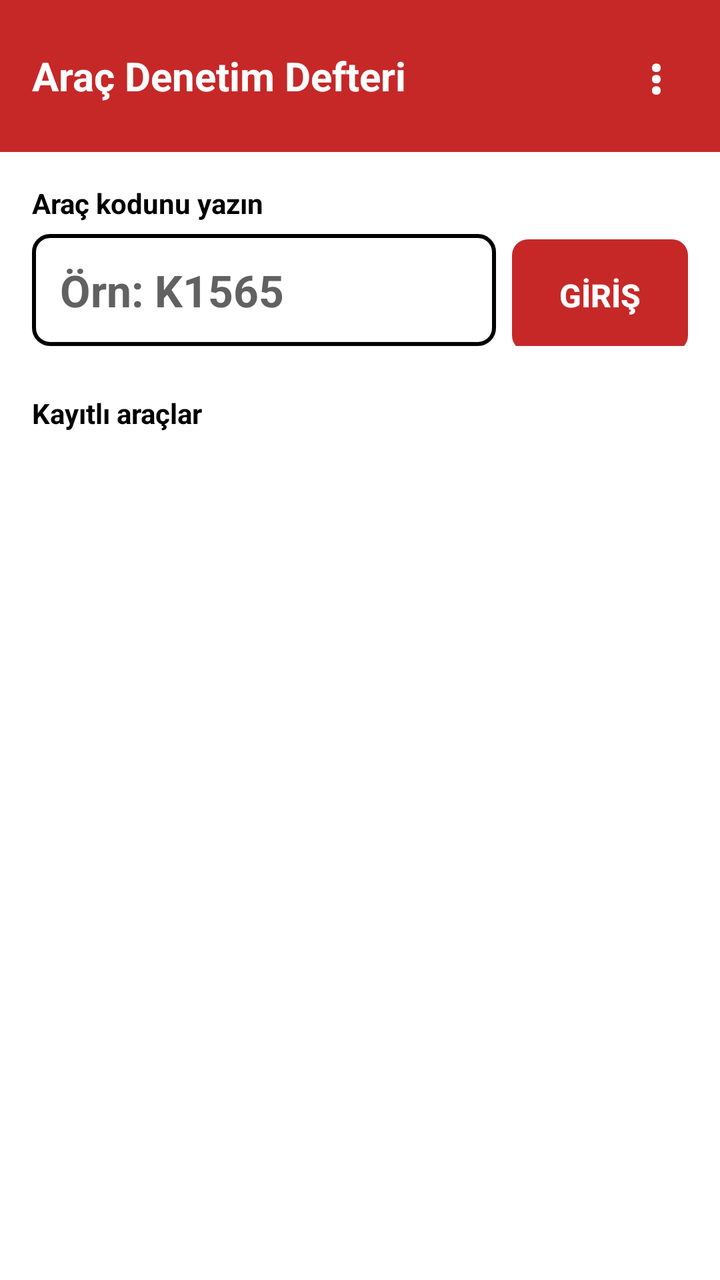
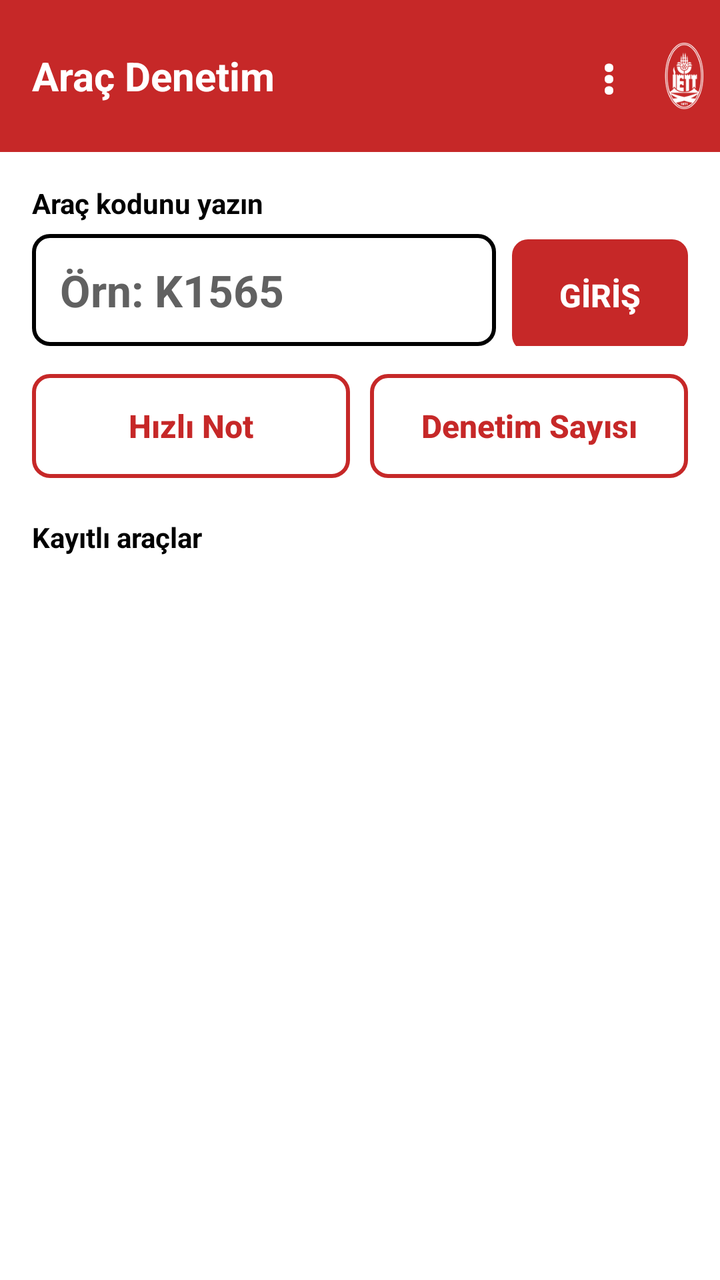

Two renders of the same Android screen: before a commit and after it. Below are the layout's source before the change and the commit's diff.
<!-- AndroidManifest.xml: application theme AppTheme -->
<!-- res/layout/activity_main.xml -->
<?xml version="1.0" encoding="utf-8"?>
<LinearLayout xmlns:android="http://schemas.android.com/apk/res/android"
    android:layout_width="match_parent"
    android:layout_height="match_parent"
    android:background="@color/kirmizi"
    android:fitsSystemWindows="true"
    android:orientation="vertical">

    
    <LinearLayout style="@style/Baslik">
        <TextView
            style="@style/BaslikYazi"
            android:text="Araç Denetim Defteri" />
        <TextView
            android:id="@+id/btnMenu"
            style="@style/BaslikButon"
            android:contentDescription="Menü"
            android:text="⋮" />
    </LinearLayout>

    
    <LinearLayout
        android:layout_width="match_parent"
        android:layout_height="0dp"
        android:layout_weight="1"
        android:background="@color/beyaz"
        android:orientation="vertical"
        android:padding="16dp">

        <TextView
            style="@style/Etiket"
            android:layout_marginTop="0dp"
            android:text="Araç kodunu yazın" />

        <LinearLayout
            android:layout_width="match_parent"
            android:layout_height="wrap_content"
            android:orientation="horizontal">

            <EditText
                android:id="@+id/etKod"
                android:layout_width="0dp"
                android:layout_height="56dp"
                android:layout_weight="1"
                android:background="@drawable/kutu_giris"
                android:hint="Örn: K1565"
                android:imeOptions="actionGo"
                android:inputType="textCapCharacters|textNoSuggestions"
                android:maxLength="20"
                android:paddingStart="14dp"
                android:paddingEnd="14dp"
                android:singleLine="true"
                android:textColor="@color/siyah"
                android:textColorHint="@color/gri"
                android:textSize="22sp"
                android:textStyle="bold" />

            <Button
                android:id="@+id/btnGiris"
                style="@style/AnaButon"
                android:layout_width="wrap_content"
                android:layout_height="56dp"
                android:layout_marginStart="8dp"
                android:text="GİRİŞ" />
        </LinearLayout>

        <TextView
            android:id="@+id/tvListeBaslik"
            style="@style/Etiket"
            android:layout_marginTop="24dp"
            android:text="Kayıtlı araçlar" />

        <ListView
            android:id="@+id/lvAraclar"
            android:layout_width="match_parent"
            android:layout_height="0dp"
            android:layout_weight="1"
            android:divider="@android:color/transparent"
            android:dividerHeight="8dp" />

        <TextView
            android:id="@+id/tvBos"
            android:layout_width="match_parent"
            android:layout_height="0dp"
            android:layout_weight="1"
            android:gravity="center"
            android:padding="24dp"
            android:text="Henüz kayıtlı araç yok.\n\nYukarıya araç kodunu yazıp GİRİŞ butonuna basın."
            android:textColor="@color/gri"
            android:textSize="16sp"
            android:visibility="gone" />
    </LinearLayout>
</LinearLayout>
<!-- resources referenced by this layout -->
<resources>
  <color name="beyaz">#FFFFFF</color>
  <color name="gri">#616161</color>
  <color name="kirmizi">#C62828</color>
  <color name="siyah">#000000</color>
  <!-- drawable kutu_giris (drawable) -->
  <?xml version="1.0" encoding="utf-8"?>
  <shape xmlns:android="http://schemas.android.com/apk/res/android"
      android:shape="rectangle">
      <solid android:color="@color/beyaz" />
      <stroke android:width="2dp" android:color="@color/siyah" />
      <corners android:radius="8dp" />
  </shape>
  <style name="BaslikYazi">
          <item name="android:layout_width">0dp</item>
          <item name="android:layout_height">wrap_content</item>
          <item name="android:layout_weight">1</item>
          <item name="android:textColor">@color/beyaz</item>
          <item name="android:textSize">20sp</item>
          <item name="android:textStyle">bold</item>
          <item name="android:maxLines">1</item>
          <item name="android:ellipsize">end</item>
      </style>
  <style name="Etiket">
          <item name="android:layout_width">wrap_content</item>
          <item name="android:layout_height">wrap_content</item>
          <item name="android:textColor">@color/siyah</item>
          <item name="android:textSize">14sp</item>
          <item name="android:textStyle">bold</item>
          <item name="android:layout_marginTop">16dp</item>
          <item name="android:layout_marginBottom">6dp</item>
      </style>
  <!-- drawable buton_kirmizi (drawable) -->
  <?xml version="1.0" encoding="utf-8"?>
  <ripple xmlns:android="http://schemas.android.com/apk/res/android"
      android:color="#40FFFFFF">
      <item>
          <shape android:shape="rectangle">
              <solid android:color="@color/kirmizi" />
              <corners android:radius="8dp" />
          </shape>
      </item>
  </ripple>
  <color name="kirmizi_koyu">#8E0000</color>
  <style name="DialogTheme" parent="android:Theme.Material.Light.Dialog.Alert">
          <item name="android:colorAccent">@color/kirmizi</item>
          <item name="android:textColorPrimary">@color/siyah</item>
      </style>
  <!-- unchanged entries left out for length: 4 -->
</resources>

<!-- the commit's change to res/layout/activity_main.xml (unified diff, before → after) -->
@@ -10,12 +10,15 @@
     <LinearLayout style="@style/Baslik">
         <TextView
             style="@style/BaslikYazi"
-            android:text="Araç Denetim Defteri" />
+            android:text="Araç Denetim" />
         <TextView
             android:id="@+id/btnMenu"
             style="@style/BaslikButon"
             android:contentDescription="Menü"
             android:text="⋮" />
+        <ImageView
+            style="@style/BaslikLogo"
+            android:contentDescription="İETT" />
     </LinearLayout>
 
     
@@ -64,10 +67,33 @@
                 android:text="GİRİŞ" />
         </LinearLayout>
 
+        
+        <LinearLayout
+            android:layout_width="match_parent"
+            android:layout_height="wrap_content"
+            android:layout_marginTop="14dp"
+            android:orientation="horizontal">
+
+            <Button
+                android:id="@+id/btnHizliNot"
+                style="@style/IkinciButon"
+                android:layout_width="0dp"
+                android:layout_weight="1"
+                android:text="Hızlı Not" />
+
+            <Button
+                android:id="@+id/btnDenetimSayisi"
+                style="@style/IkinciButon"
+                android:layout_width="0dp"
+                android:layout_marginStart="10dp"
+                android:layout_weight="1"
+                android:text="Denetim Sayısı" />
+        </LinearLayout>
+
         <TextView
             android:id="@+id/tvListeBaslik"
             style="@style/Etiket"
-            android:layout_marginTop="24dp"
+            android:layout_marginTop="20dp"
             android:text="Kayıtlı araçlar" />
 
         <ListView
<!-- resource entries referenced after the edit -->
@@ -12,6 +12,14 @@
       <stroke android:width="2dp" android:color="@color/siyah" />
       <corners android:radius="8dp" />
   </shape>
+  <style name="BaslikLogo">
+          <item name="android:layout_width">wrap_content</item>
+          <item name="android:layout_height">34dp</item>
+          <item name="android:layout_marginStart">4dp</item>
+          <item name="android:adjustViewBounds">true</item>
+          <item name="android:src">@drawable/logo_iett</item>
+          <item name="android:tint">@color/beyaz</item>
+      </style>
   <style name="BaslikYazi">
           <item name="android:layout_width">0dp</item>
           <item name="android:layout_height">wrap_content</item>
@@ -31,6 +39,18 @@
           <item name="android:layout_marginTop">16dp</item>
           <item name="android:layout_marginBottom">6dp</item>
       </style>
+  <style name="IkinciButon">
+          <item name="android:layout_height">52dp</item>
+          <item name="android:background">@drawable/buton_cerceve</item>
+          <item name="android:textColor">@color/kirmizi</item>
+          <item name="android:textSize">16sp</item>
+          <item name="android:textStyle">bold</item>
+          <item name="android:gravity">center</item>
+          <item name="android:paddingStart">20dp</item>
+          <item name="android:paddingEnd">20dp</item>
+          <item name="android:stateListAnimator">@null</item>
+          <item name="android:textAllCaps">false</item>
+      </style>
   <!-- drawable buton_kirmizi (drawable) -->
   <?xml version="1.0" encoding="utf-8"?>
   <ripple xmlns:android="http://schemas.android.com/apk/res/android"
@@ -38,6 +58,19 @@
       <item>
           <shape android:shape="rectangle">
               <solid android:color="@color/kirmizi" />
+              <corners android:radius="8dp" />
+          </shape>
+      </item>
+  </ripple>
+  <!-- drawable logo_iett: png bitmap (drawable-hdpi, 3801 bytes) -->
+  <!-- drawable buton_cerceve (drawable) -->
+  <?xml version="1.0" encoding="utf-8"?>
+  <ripple xmlns:android="http://schemas.android.com/apk/res/android"
+      android:color="#30C62828">
+      <item>
+          <shape android:shape="rectangle">
+              <solid android:color="@color/beyaz" />
+              <stroke android:width="2dp" android:color="@color/kirmizi" />
               <corners android:radius="8dp" />
           </shape>
       </item>
